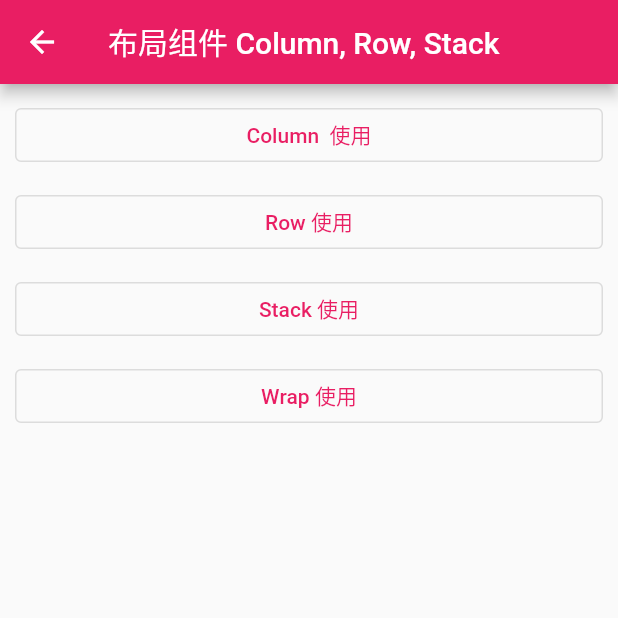
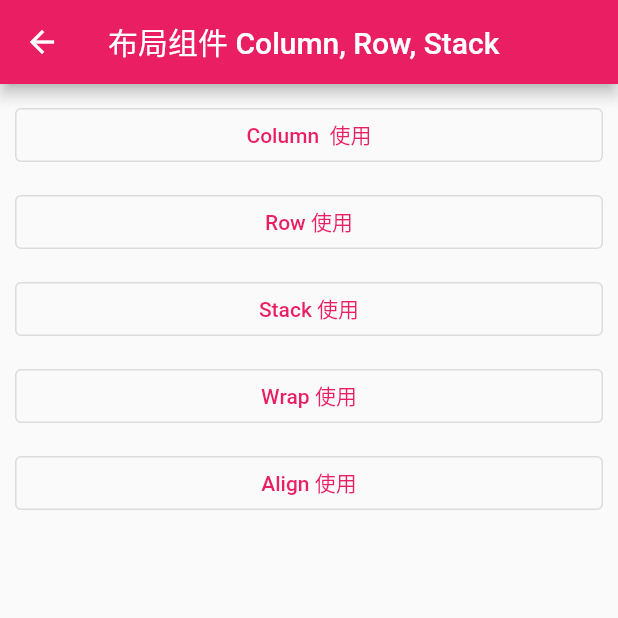
Before and after one commit to liuxuefei7060/iflutter_basic_practice, a Flutter app: the screen it shows after launch, after a tap on "布局组件", on a phone screen of 412 x 824 dp, the top half of it. Run offline on Flutter 3.47's test engine with Material 2 defaults, Android fonts, the phone set to English and light mode, and no system bars; network calls fail.

Commit message:
align widget 的使用

```diff
--- a/lib/main.dart
+++ b/lib/main.dart
@@ -3,6 +3,7 @@ import 'package:iflutter_basic_practice/pages/sys_widget/basic/basic_widget_page
 import 'package:iflutter_basic_practice/pages/sys_widget/basic/button_practice.dart';
 import 'package:iflutter_basic_practice/pages/sys_widget/basic/image_practice.dart';
 import 'package:iflutter_basic_practice/pages/sys_widget/basic/text_practice.dart';
+import 'package:iflutter_basic_practice/pages/sys_widget/layout/align_practice.dart';
 import 'package:iflutter_basic_practice/pages/sys_widget/layout/column_practice.dart';
 import 'package:iflutter_basic_practice/pages/sys_widget/layout/layout_widget_page.dart';
 import 'package:iflutter_basic_practice/pages/sys_widget/layout/row_practice.dart';
@@ -27,6 +28,7 @@ class MyApp extends StatelessWidget {
         'RowPractice': (context) => RowPractice(),
         'StackPractice': (context) => StackPractice(),
         'WrapPractice': (context) => WrapPractice(),
+        'AlignPractice': (context) => AlignPractice(),
         'TextPracticePage': (context) => TextPracticePage(),
         'ButtonPracticePage': (context) => ButtonPracticePage(),
         'ImagePracticePage': (context) => ImagePracticePage()
--- a/lib/pages/sys_widget/layout/layout_widget_page.dart
+++ b/lib/pages/sys_widget/layout/layout_widget_page.dart
@@ -47,6 +47,15 @@ class LayoutWidgetPage extends StatelessWidget {
               child: Text('Wrap 使用'),
             ),
           ),
+          Container(
+            margin: EdgeInsets.fromLTRB(10, 0, 10, 10),
+            child: OutlinedButton(
+              onPressed: () {
+                Navigator.pushNamed(context, "AlignPractice");
+              },
+              child: Text('Align 使用'),
+            ),
+          ),
         ],
       ),
     );
```
